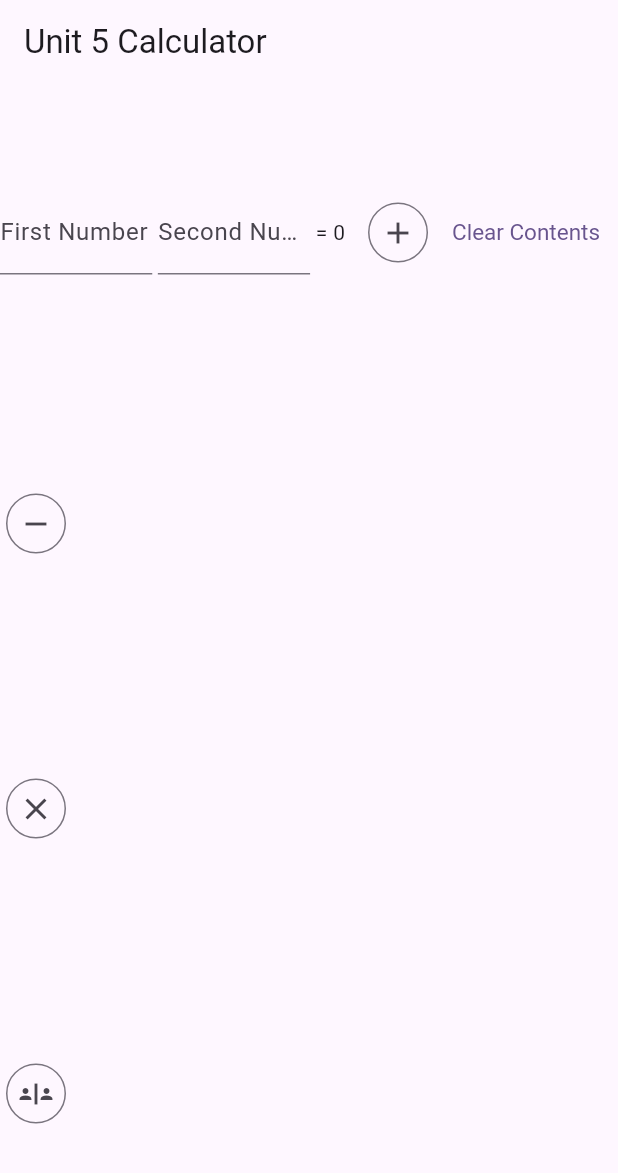
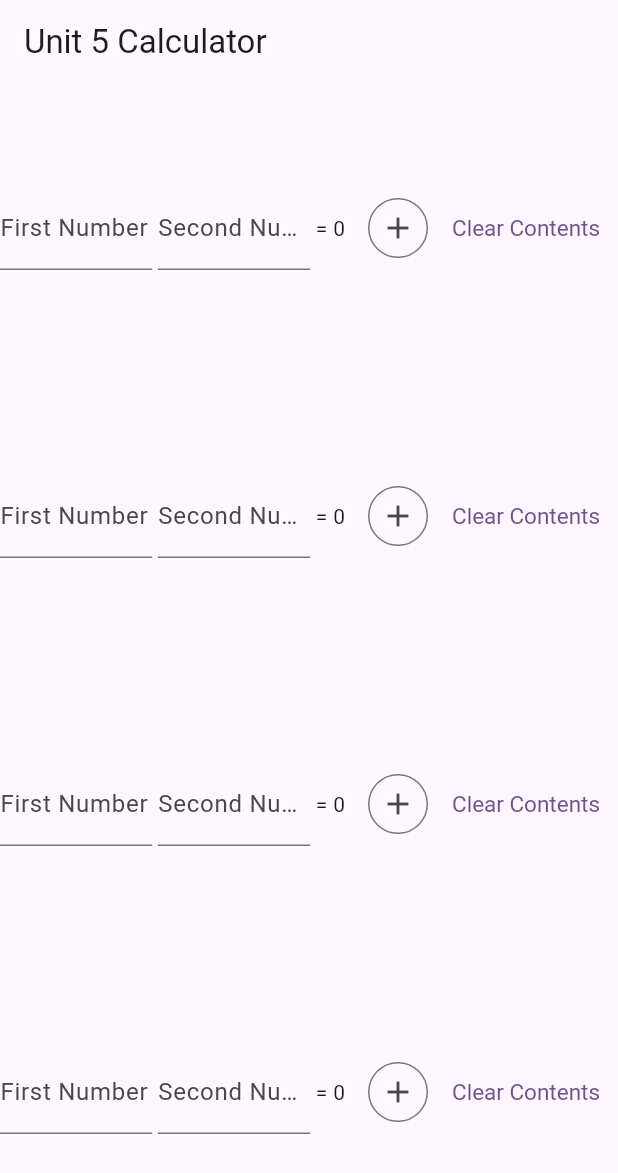
Before and after one commit to gitbij/marcellana_cc206_calculator_assignment7_unit5, a Flutter app: the screen it shows after launch, on a phone screen of 412 x 824 dp. Shown: the top 1173 px of the screen. Run offline on Flutter 3.47's test engine with Material 3 defaults, Android fonts, the phone set to English and light mode, and no system bars.

Commit message:
submission commit 2

```diff
--- a/lib/main.dart
+++ b/lib/main.dart
@@ -31,13 +31,28 @@ class CalculatorScreen extends StatefulWidget {
 class _CalculatorScreenState extends State<CalculatorScreen> {
   // manage the sum section
   int sum = 0;
+  int difference = 0;
+  int product = 0;
+  int quotient = 0;
   String operation = " ";
   // either use a TextEditingController for each input field to get the value
   TextEditingController add1Controller = TextEditingController();
   TextEditingController add2Controller = TextEditingController();
+  TextEditingController minus1Controller = TextEditingController();
+  TextEditingController minus2Controller = TextEditingController();
+  TextEditingController multiply1Controller = TextEditingController();
+  TextEditingController multiply2Controller = TextEditingController();
+  TextEditingController divide1Controller = TextEditingController();
+  TextEditingController divide2Controller = TextEditingController();
   // or store each value in the state
   int firstAddNum = 0;
   int secondAddNum = 0;
+  int firstMinusNum = 0;
+  int secondMinusNum = 0;
+  int firstMultiplyNum = 0;
+  int secondMultiplyNum = 0;
+  int firstDivideNum = 0;
+  int secondDivideNum = 0;
   @override
   Widget build(BuildContext context) {
     return Scaffold(
@@ -109,50 +124,178 @@ class _CalculatorScreenState extends State<CalculatorScreen> {
 
           // 3.c - Add the other operations
           // Minus Row
-          Row (
-          children: [
-            IconButton.outlined(
+          Row(
+            mainAxisAlignment: MainAxisAlignment.spaceAround,
+            children: [
+              Expanded(
+                child: TextField(
+                  controller: minus1Controller,
+                  decoration: InputDecoration(labelText: "First Number"),
+                  onChanged: (value) {
+                    setState(() {
+                      firstMinusNum = int.parse(value);
+                    });
+                  },
+                ),
+              ),
 
-                icon: Icon(Icons.remove),
+              Text(operation),
+              Expanded(
+                child: TextField(
+                  controller: minus2Controller,
+                  decoration: InputDecoration(labelText: "Second Number"),
+                  onChanged: (value) {
+                    setState(() {
+                      secondMinusNum = int.parse(value);
+                    });
+                  },
+                ),
+              ),
+
+              Text(' = $difference   '),
+
+              IconButton.outlined(
+                icon: Icon(Icons.add),
                 onPressed: () {
                     setState(() {
-                      sum = firstAddNum - secondAddNum;
+                      difference = firstMinusNum - secondMinusNum;
                       operation = " - ";
                     });
                 }
               ),
-          ]
-          ),
-          // Multiplication Row
-          Row (
-          children: [
-            IconButton.outlined(
 
-                icon: Icon(Icons.clear),
+              TextButton(
+                style: TextButton.styleFrom(
+                  textStyle: const TextStyle(fontSize: 15),
+                ),
                 onPressed: () {
                     setState(() {
-                      sum = firstAddNum * secondAddNum;
+                      minus1Controller.clear();
+                      minus2Controller.clear();
+                      difference = 0;
+                    });
+                },
+                child: Text("Clear Contents"),
+              ),
+            ],
+          ),
+
+          // Multiplication Row
+          Row(
+            mainAxisAlignment: MainAxisAlignment.spaceAround,
+            children: [
+              Expanded(
+                child: TextField(
+                  controller: multiply1Controller,
+                  decoration: InputDecoration(labelText: "First Number"),
+                  onChanged: (value) {
+                    setState(() {
+                      firstMultiplyNum = int.parse(value);
+                    });
+                  },
+                ),
+              ),
+
+              Text(operation),
+              Expanded(
+                child: TextField(
+                  controller: multiply2Controller,
+                  decoration: InputDecoration(labelText: "Second Number"),
+                  onChanged: (value) {
+                    setState(() {
+                      secondMultiplyNum = int.parse(value);
+                    });
+                  },
+                ),
+              ),
+
+              Text(' = $product   '),
+
+              IconButton.outlined(
+                icon: Icon(Icons.add),
+                onPressed: () {
+                    setState(() {
+                      product = firstMultiplyNum * secondMultiplyNum;
                       operation = " * ";
                     });
                 }
               ),
-          ]
-          ),
-          // Division Row
-           Row (
-          children: [
-            IconButton.outlined(
-                //sir yawan ko ngita divide na icon :'>
-                icon: Icon(Icons.safety_divider),
+
+              TextButton(
+                style: TextButton.styleFrom(
+                  textStyle: const TextStyle(fontSize: 15),
+                ),
                 onPressed: () {
                     setState(() {
-                      sum = firstAddNum ~/ secondAddNum;
+                      multiply1Controller.clear();
+                      multiply2Controller.clear();
+                      product = 0;
+                    });
+                },
+                child: Text("Clear Contents"),
+              ),
+            ],
+          ),
+
+          // Division Row
+          Row(
+            mainAxisAlignment: MainAxisAlignment.spaceAround,
+            children: [
+              Expanded(
+                child: TextField(
+                  controller: divide1Controller,
+                  decoration: InputDecoration(labelText: "First Number"),
+                  onChanged: (value) {
+                    setState(() {
+                      firstDivideNum = int.parse(value);
+                    });
+                  },
+                ),
+              ),
+
+              Text(operation),
+              Expanded(
+                child: TextField(
+                  controller: divide2Controller,
+                  decoration: InputDecoration(labelText: "Second Number"),
+                  onChanged: (value) {
+                    setState(() {
+                      secondDivideNum = int.parse(value);
+                    });
+                  },
+                ),
+              ),
+
+              Text(' = $quotient   '),
+
+
+              IconButton.outlined(
+                icon: Icon(Icons.add),
+                onPressed: () {
+                    setState(() {
+                      quotient = firstDivideNum ~/ secondDivideNum;
                       operation = " / ";
                     });
                 }
               ),
-          ]
+
+
+              TextButton(
+                style: TextButton.styleFrom(
+                  textStyle: const TextStyle(fontSize: 15),
+                ),
+                onPressed: () {
+                    setState(() {
+                      divide1Controller.clear();
+                      divide2Controller.clear();
+                      quotient = 0;
+                    });
+                },
+                child: Text("Clear Contents"),
+              ),
+            ],
           ),
+
         ],
       ),
     );
```
